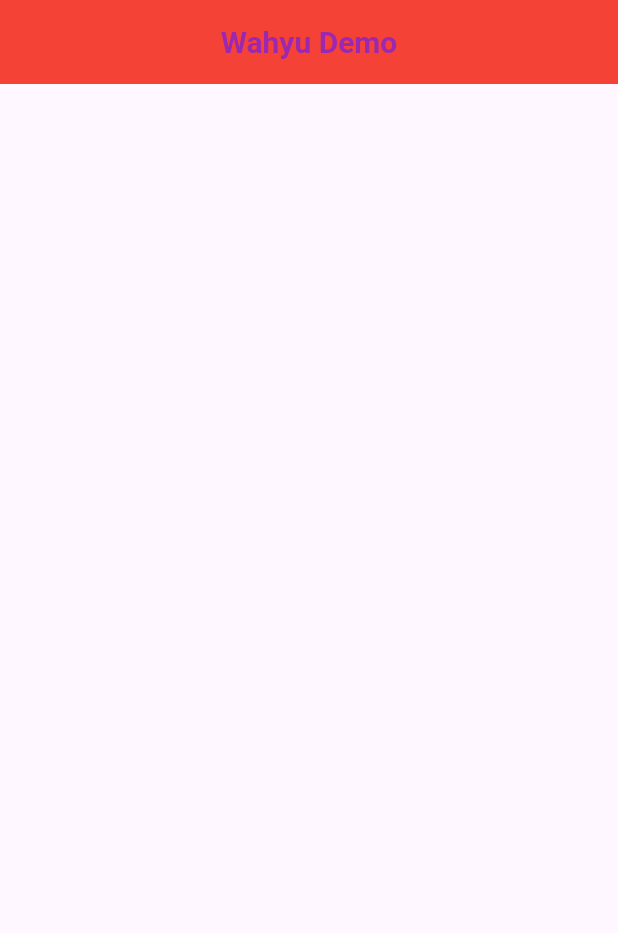
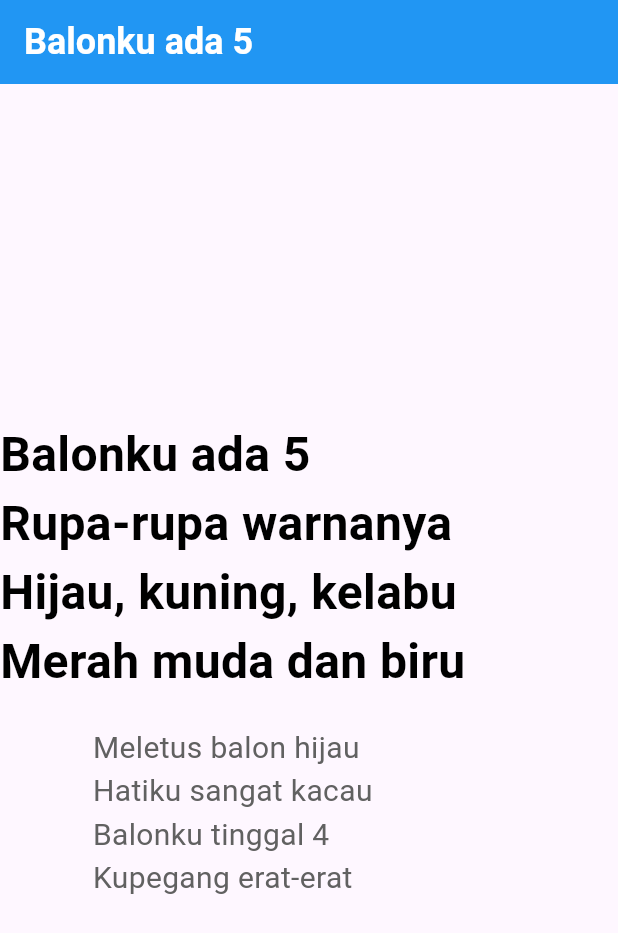
Before and after one commit to wahyu2078/Praktikum_Mobile, a Flutter app: the screen it shows after launch, on a phone screen of 412 x 824 dp. Shown: the top 933 px of the screen. Run offline on Flutter 3.47's test engine with Material 3 defaults, Android fonts, the phone set to English and light mode, and no system bars; Roboto replaces fonts that are missing (Arial).

Commit message:
konten body dengan styling

```diff
--- a/project4/lib/main.dart
+++ b/project4/lib/main.dart
@@ -1,33 +1,54 @@
 import 'package:flutter/material.dart';
 
 void main() {
-  runApp(WahyuApp());
+  runApp(LuqmanApp());
 }
 
-class WahyuApp extends StatelessWidget {
+class LuqmanApp extends StatelessWidget {
   @override
   Widget build(BuildContext context) {
     return MaterialApp(
-      title: 'Flutter Demo',
+      title: "Luqman App",
       home: Scaffold(
         appBar: AppBar(
           title: Text(
-            'Wahyu Demo',
+            "Balonku ada 5",
             style: TextStyle(
-              fontSize: 20,
+              fontSize: 24,
               fontWeight: FontWeight.bold,
-              color: Colors.purple,
-              fontFamily: 'Roboto',
+              color: Colors.white,
+              fontFamily: 'Arial',
             ),
           ),
-          backgroundColor: Colors.red,
-          centerTitle: true,
+          backgroundColor: Colors.blue,
+          centerTitle: false,
           foregroundColor: Colors.white,
         ),
         body: Column(
-
+          mainAxisAlignment: MainAxisAlignment.center,
+          crossAxisAlignment: CrossAxisAlignment.center,
+          children: [
+            Text(
+              "Balonku ada 5\nRupa-rupa warnanya\nHijau, kuning, kelabu\nMerah muda dan biru",
+              style: TextStyle(
+                fontSize: 32,
+                fontWeight: FontWeight.bold,
+                color: Colors.black,
+                fontFamily: 'Arial',
+              ),
+            ),
+            SizedBox(height: 20),
+            Text(
+              "Meletus balon hijau\nHatiku sangat kacau\nBalonku tinggal 4\nKupegang erat-erat",
+              style: TextStyle(
+                fontSize: 20,
+                color: Colors.grey[700],
+                fontFamily: 'Arial',
+              ),
+            ),
+          ],
         ),
-      ),
-    );
-  }
+     ),
+  );
 }
+}
```
